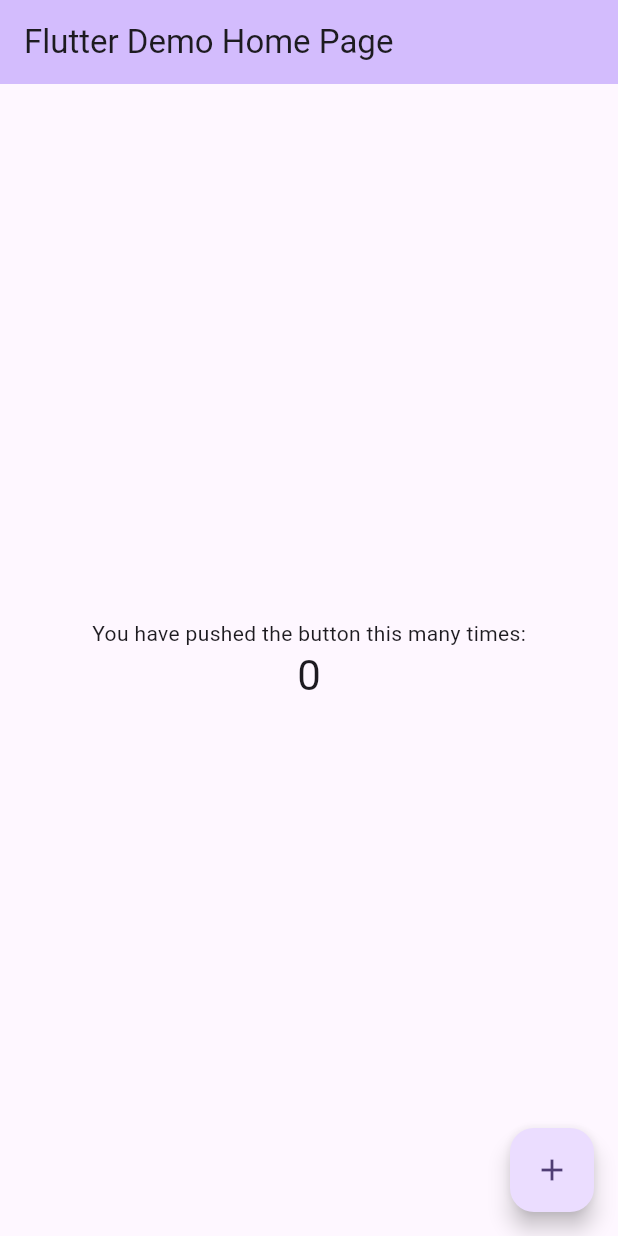
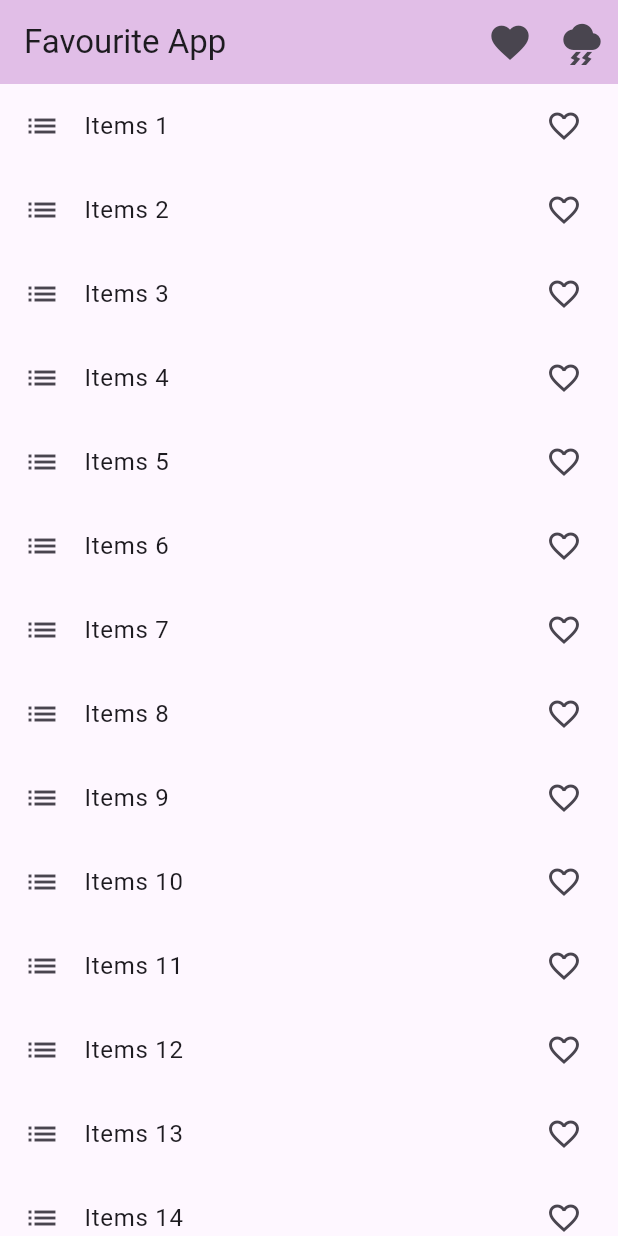
Before and after one commit to rudri04/Provider_Learning, a Flutter app: the screen it shows after launch, on a phone screen of 412 x 824 dp. Run offline on Flutter 3.47's test engine with Material 3 defaults, Android fonts, the light colour scheme and no system bars.

Commit message:
added favourite and theme mode change

```diff
--- /dev/null
+++ b/Favoutite Item/lib/Provider/favitemprovider.dart
@@ -0,0 +1,17 @@
+import 'package:flutter/foundation.dart';
+
+class FavouriteItem with ChangeNotifier{
+
+  final List<int> _items =[];
+  List<int> get items => _items;
+
+  void addItems(int value){
+    _items.add(value);
+    notifyListeners();
+  }
+
+  void removeItems(int value){
+    _items.remove(value);
+    notifyListeners();
+  }
+}
--- /dev/null
+++ b/Favoutite Item/lib/Provider/theme_changer_provider.dart
@@ -0,0 +1,14 @@
+
+import 'package:flutter/foundation.dart';
+import 'package:flutter/material.dart';
+
+class DarkTheme with ChangeNotifier{
+
+  var _themeMode = ThemeMode.light;
+  ThemeMode get themeMode => _themeMode;
+
+  void setTheme(themeMode) {
+    _themeMode = themeMode;
+    notifyListeners();
+  }
+}
--- /dev/null
+++ b/Favoutite Item/lib/View/homePage.dart
@@ -0,0 +1,66 @@
+import 'package:favoutiteitems/Provider/favitemprovider.dart';
+import 'package:favoutiteitems/View/darktheme.dart';
+import 'package:favoutiteitems/View/favouritescreen.dart';
+import 'package:flutter/material.dart';
+import 'package:provider/provider.dart';
+class MyHomePage extends StatefulWidget {
+  const MyHomePage({super.key});
+
+  @override
+  State<MyHomePage> createState() => _MyHomePageState();
+}
+
+class _MyHomePageState extends State<MyHomePage> {
+  List<int> selectedItems = [];
+  @override
+  Widget build(BuildContext context) {
+  // final provider = Provider.of<FavouriteItem>(context);
+    print('?????');
+    return Scaffold(
+      appBar: AppBar(
+        title: const Text('Favourite App'),
+        actions: [
+          IconButton(
+            onPressed: (){
+              Navigator.push(context, MaterialPageRoute(builder: (context)=>const FavouriteScreen()));
+            },
+            icon: const Icon(Icons.favorite,size: 30,)),
+          IconButton(
+              onPressed: (){
+                Navigator.push(context, MaterialPageRoute(builder: (context)=>const DarkThemeScreen()));
+              },
+              icon: const Icon(Icons.thunderstorm,size: 30,)),
+        ],
+        backgroundColor: Colors.purple[100],
+      ),
+      body: Center(
+        child: Column(
+          children: [
+
+            Expanded(
+              child: ListView.builder(
+                itemCount: 50,
+                  itemBuilder: (context,index){
+                    return Consumer<FavouriteItem>(builder: (context,value,child){
+                      return ListTile(
+                        onTap: (){
+                          if(value.items.contains(index)){
+                            value.removeItems(index);
+                          }
+                          else {
+                          value.addItems(index);
+                          }
+                        },
+                        title: Text('Items ${index + 1}'),
+                        trailing: value.items.contains(index)? const Icon(Icons.favorite) : const Icon(Icons.favorite_border_outlined),
+                        leading: const Icon(Icons.list),
+                      );
+                    });
+                  }),
+            )
+          ],
+        ),
+      ),
+    );
+  }
+}
--- a/Favoutite Item/lib/main.dart
+++ b/Favoutite Item/lib/main.dart
@@ -1,7 +1,20 @@
+import 'package:favoutiteitems/Provider/favitemprovider.dart';
+import 'package:favoutiteitems/Provider/theme_changer_provider.dart';
 import 'package:flutter/material.dart';
+import 'package:provider/provider.dart';
+
+import 'View/homePage.dart';
 
 void main() {
-  runApp(const MyApp());
+  runApp(
+      MultiProvider(
+        providers: [
+          ChangeNotifierProvider(
+          create: (_) => FavouriteItem(),),
+          ChangeNotifierProvider(
+            create: (_) => DarkTheme(),),
+        ],
+          child: const MyApp()));
 }
 
 class MyApp extends StatelessWidget {
@@ -10,116 +23,25 @@
   // This widget is the root of your application.
   @override
   Widget build(BuildContext context) {
+    // final themeChanger = Provider.of<DarkTheme>(context);
     return MaterialApp(
+      themeMode: Provider.of<DarkTheme>(context).themeMode,
+      debugShowCheckedModeBanner: false,
       title: 'Flutter Demo',
       theme: ThemeData(
-        // This is the theme of your application.
-        //
-        // TRY THIS: Try running your application with "flutter run". You'll see
-        // the application has a purple toolbar. Then, without quitting the app,
-        // try changing the seedColor in the colorScheme below to Colors.green
-        // and then invoke "hot reload" (save your changes or press the "hot
-        // reload" button in a Flutter-supported IDE, or press "r" if you used
-        // the command line to start the app).
-        //
-        // Notice that the counter didn't reset back to zero; the application
-        // state is not lost during the reload. To reset the state, use hot
-        // restart instead.
-        //
-        // This works for code too, not just values: Most code changes can be
-        // tested with just a hot reload.
-        colorScheme: ColorScheme.fromSeed(seedColor: Colors.deepPurple),
-        useMaterial3: true,
+        primaryColor: Colors.purple,
+          iconTheme:const IconThemeData(
+              color: Colors.pink
+          )
       ),
-      home: const MyHomePage(title: 'Flutter Demo Home Page'),
+      darkTheme: ThemeData(
+        brightness: Brightness.dark,
+        primaryColor: Colors.teal,
+          iconTheme:const IconThemeData(
+            color: Colors.teal
+          )
+      ),
+      home: const MyHomePage(),
     );
   }
 }
-
-class MyHomePage extends StatefulWidget {
-  const MyHomePage({super.key, required this.title});
-
-  // This widget is the home page of your application. It is stateful, meaning
-  // that it has a State object (defined below) that contains fields that affect
-  // how it looks.
-
-  // This class is the configuration for the state. It holds the values (in this
-  // case the title) provided by the parent (in this case the App widget) and
-  // used by the build method of the State. Fields in a Widget subclass are
-  // always marked "final".
-
-  final String title;
-
-  @override
-  State<MyHomePage> createState() => _MyHomePageState();
-}
-
-class _MyHomePageState extends State<MyHomePage> {
-  int _counter = 0;
-
-  void _incrementCounter() {
-    setState(() {
-      // This call to setState tells the Flutter framework that something has
-      // changed in this State, which causes it to rerun the build method below
-      // so that the display can reflect the updated values. If we changed
-      // _counter without calling setState(), then the build method would not be
-      // called again, and so nothing would appear to happen.
-      _counter++;
-    });
-  }
-
-  @override
-  Widget build(BuildContext context) {
-    // This method is rerun every time setState is called, for instance as done
-    // by the _incrementCounter method above.
-    //
-    // The Flutter framework has been optimized to make rerunning build methods
-    // fast, so that you can just rebuild anything that needs updating rather
-    // than having to individually change instances of widgets.
-    return Scaffold(
-      appBar: AppBar(
-        // TRY THIS: Try changing the color here to a specific color (to
-        // Colors.amber, perhaps?) and trigger a hot reload to see the AppBar
-        // change color while the other colors stay the same.
-        backgroundColor: Theme.of(context).colorScheme.inversePrimary,
-        // Here we take the value from the MyHomePage object that was created by
-        // the App.build method, and use it to set our appbar title.
-        title: Text(widget.title),
-      ),
-      body: Center(
-        // Center is a layout widget. It takes a single child and positions it
-        // in the middle of the parent.
-        child: Column(
-          // Column is also a layout widget. It takes a list of children and
-          // arranges them vertically. By default, it sizes itself to fit its
-          // children horizontally, and tries to be as tall as its parent.
-          //
-          // Column has various properties to control how it sizes itself and
-          // how it positions its children. Here we use mainAxisAlignment to
-          // center the children vertically; the main axis here is the vertical
-          // axis because Columns are vertical (the cross axis would be
-          // horizontal).
-          //
-          // TRY THIS: Invoke "debug painting" (choose the "Toggle Debug Paint"
-          // action in the IDE, or press "p" in the console), to see the
-          // wireframe for each widget.
-          mainAxisAlignment: MainAxisAlignment.center,
-          children: <Widget>[
-            const Text(
-              'You have pushed the button this many times:',
-            ),
-            Text(
-              '$_counter',
-              style: Theme.of(context).textTheme.headlineMedium,
-            ),
-          ],
-        ),
-      ),
-      floatingActionButton: FloatingActionButton(
-        onPressed: _incrementCounter,
-        tooltip: 'Increment',
-        child: const Icon(Icons.add),
-      ), // This trailing comma makes auto-formatting nicer for build methods.
-    );
-  }
-}
--- a/Favoutite Item/pubspec.yaml
+++ b/Favoutite Item/pubspec.yaml
@@ -35,6 +35,7 @@ dependencies:
   # The following adds the Cupertino Icons font to your application.
   # Use with the CupertinoIcons class for iOS style icons.
   cupertino_icons: ^1.0.8
+  provider:
 
 dev_dependencies:
   flutter_test:
```
Also changed, not shown: Favoutite Item/lib/View/darktheme.dart (added, +48 -0 lines), Favoutite Item/lib/View/favouritescreen.dart (added, +42 -0 lines), Favoutite Item/pubspec.lock.
